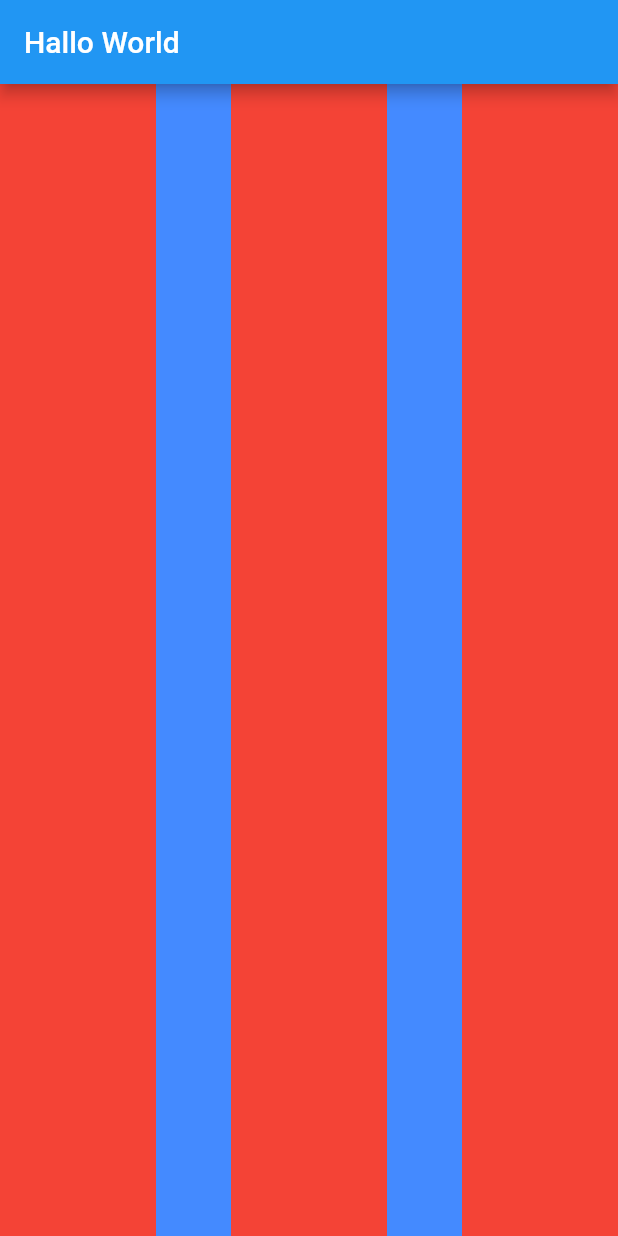
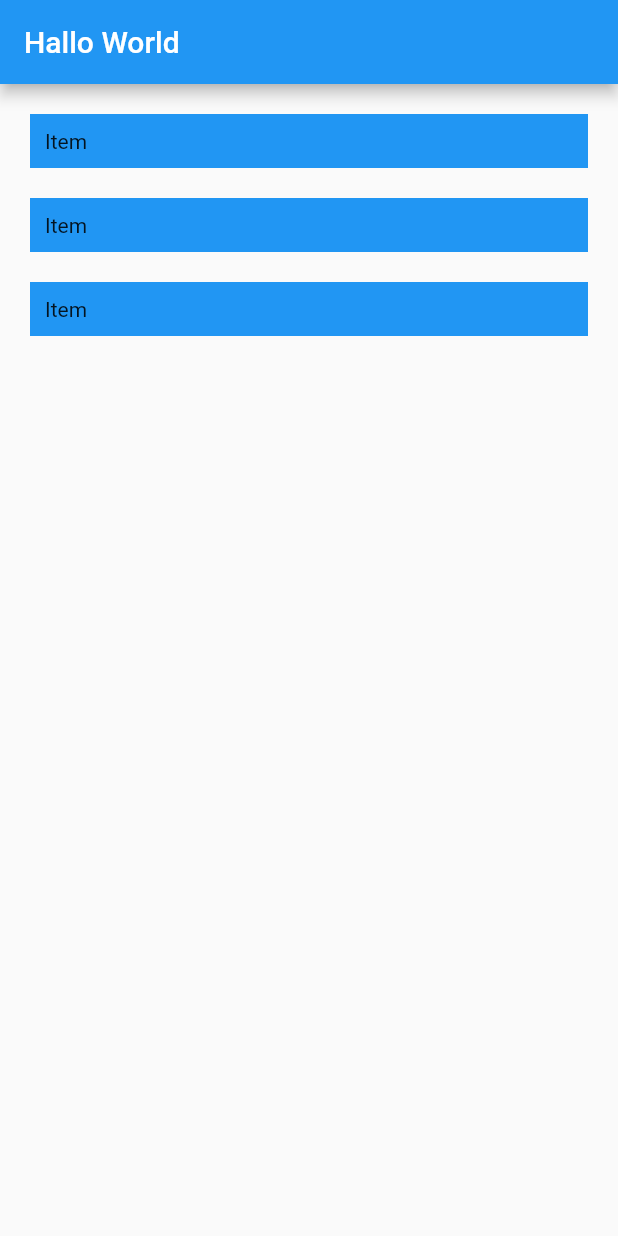
Before and after one commit to antonprafanto/flutter_learning_1, a Flutter app: the screen it shows after launch, on a phone screen of 412 x 824 dp. Run offline on Flutter 3.47's test engine with Material 2 defaults, Android fonts, the light colour scheme and no system bars.

Commit message:
List View 1

```diff
--- a/lib/main.dart
+++ b/lib/main.dart
@@ -15,25 +15,30 @@ class MyApp extends StatelessWidget {
           title: Text("Hallo World"),
         ),
         body: Container(
-          //width: double.infinity,
-          height: double.infinity,
-          color: Colors.red,
-          child: Row(
-            //mainAxisAlignment: MainAxisAlignment.center,
-            //mainAxisAlignment: MainAxisAlignment.spaceAround,
-            mainAxisAlignment: MainAxisAlignment.spaceEvenly,
-            //crossAxisAlignment: CrossAxisAlignment.center,
-            crossAxisAlignment: CrossAxisAlignment.stretch,
+          padding: EdgeInsets.all(20),
+          width: double.infinity,
+          height: 200,
+          child: ListView(
+            //scrollDirection: Axis.horizontal,
+            //scrollDirection: Axis.vertical,
             children: [
               Container(
-                height: 50,
-                width: 50,
-                color: Colors.blueAccent,
+                margin: EdgeInsets.only(bottom: 20),
+                color: Colors.blue,
+                child: Text("Item"),
+                padding: EdgeInsets.all(10),
               ),
               Container(
-                height: 50,
-                width: 50,
-                color: Colors.blueAccent,
+                margin: EdgeInsets.only(bottom: 20),
+                color: Colors.blue,
+                child: Text("Item"),
+                padding: EdgeInsets.all(10),
+              ),
+              Container(
+                margin: EdgeInsets.only(bottom: 20),
+                color: Colors.blue,
+                child: Text("Item"),
+                padding: EdgeInsets.all(10),
               ),
             ],
           ),
```
